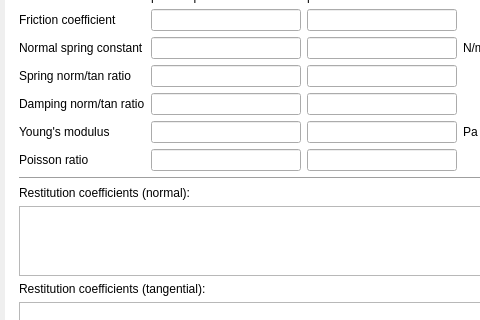
This is gui/uifiles/solids.ui in truongd8593/mfix as Qt 5 draws it before an edit; both pictures show x 0 to 480 and y 323 to 643 of the 600 by 1000 pixel window. The edited form follows.
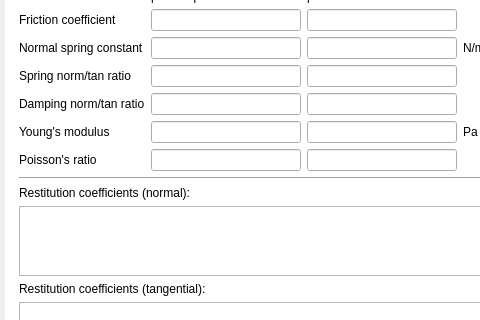
This is the edited form. The open tabs and pages were chosen to show the change. Custom widgets are drawn as their Qt base class.

Commit message: Poisson ratio -> Poisson's ratio

```diff
--- a/gui/uifiles/solids.ui
+++ b/gui/uifiles/solids.ui
@@ -2160,7 +2160,7 @@
              <item row="6" column="0">
               <widget class="QLabel" name="label_v_poisson">
                <property name="text">
-                <string>Poisson ratio</string>
+                <string>Poisson's ratio</string>
                </property>
               </widget>
              </item>
```
